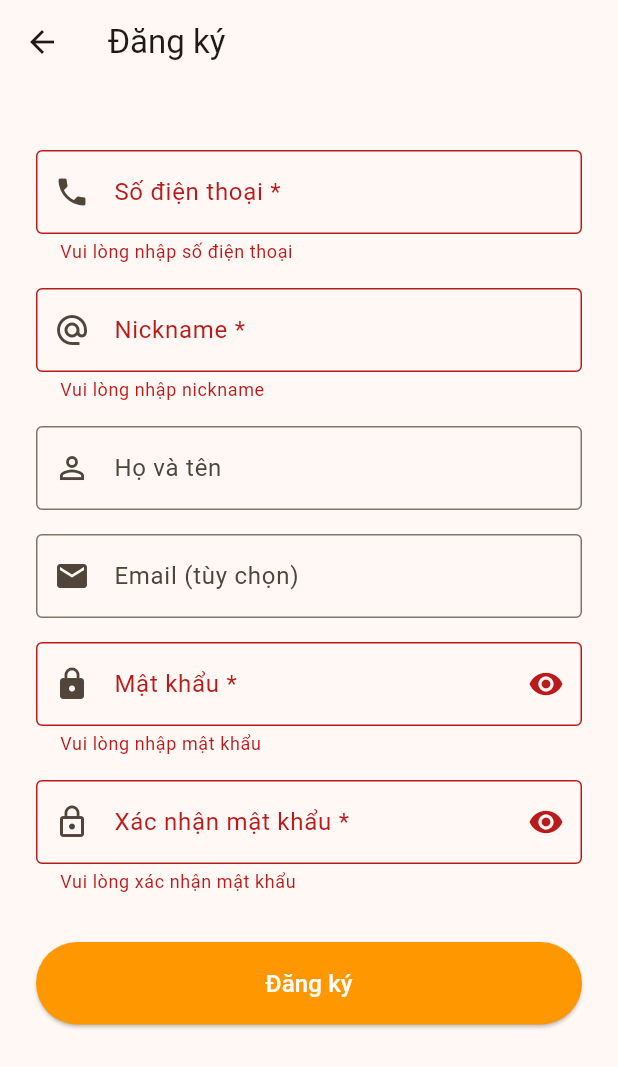
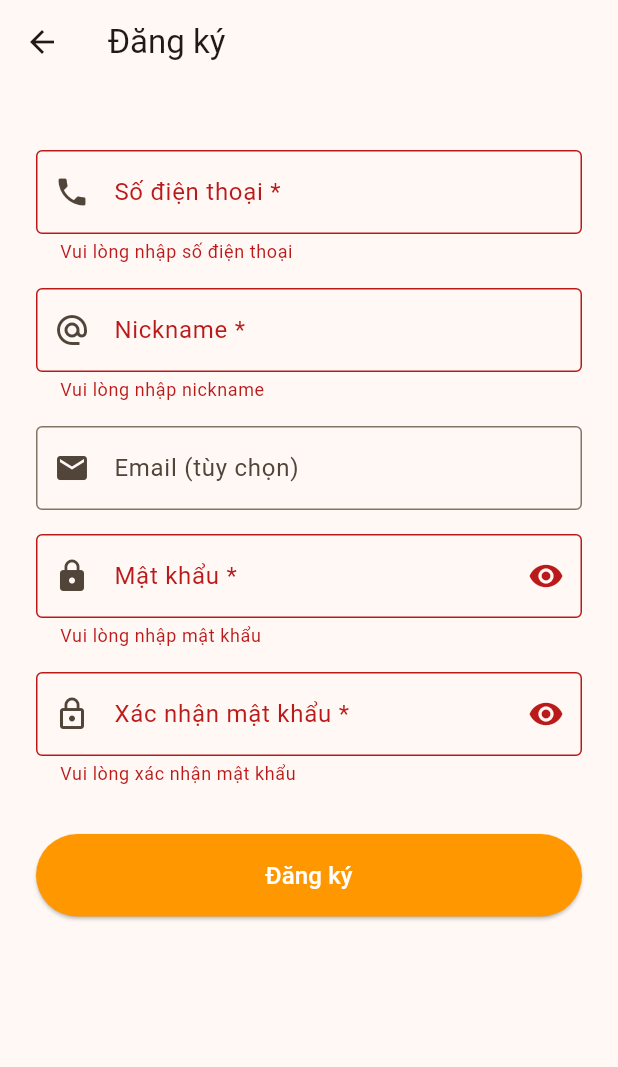
Before and after one commit to huyhuyhuy/tang_do, a Flutter app: the RegisterScreen screen opened directly, after a tap on "Đăng ký", on a phone screen of 412 x 824 dp. Shown: the top 1067 px of the screen. Run offline on Flutter 3.47's test engine with Material 3 defaults, Android fonts, the phone set to English and light mode, and no system bars; our stand-ins replace cached_network_image, dropdown_search, flutter_image_compress, google_mobile_ads, image_picker, shared_preferences and 2 more; accounts and stored records are empty.

```diff
--- a/lib/screens/edit_profile_screen.dart
+++ b/lib/screens/edit_profile_screen.dart
@@ -318,10 +318,11 @@ class _EditProfileScreenState extends State<EditProfileScreen> {
               TextFormField(
                 controller: _nameController,
                 decoration: const InputDecoration(
-                  labelText: 'Tên',
+                  labelText: 'Họ và Tên',
                   border: OutlineInputBorder(),
                   prefixIcon: Icon(Icons.person_outline),
                 ),
+                textCapitalization: TextCapitalization.words,
               ),
               const SizedBox(height: 16),
               TextFormField(
--- a/lib/screens/register_screen.dart
+++ b/lib/screens/register_screen.dart
@@ -16,7 +16,6 @@ class _RegisterScreenState extends State<RegisterScreen> {
   final _formKey = GlobalKey<FormState>();
   final _phoneController = TextEditingController();
   final _nicknameController = TextEditingController();
-  final _nameController = TextEditingController();
   final _emailController = TextEditingController();
   final _passwordController = TextEditingController();
   final _confirmPasswordController = TextEditingController();
@@ -29,7 +28,6 @@ class _RegisterScreenState extends State<RegisterScreen> {
   void dispose() {
     _phoneController.dispose();
     _nicknameController.dispose();
-    _nameController.dispose();
     _emailController.dispose();
     _passwordController.dispose();
     _confirmPasswordController.dispose();
@@ -76,7 +74,7 @@ class _RegisterScreenState extends State<RegisterScreen> {
       phone: _phoneController.text.trim(),
       nickname: _nicknameController.text.trim(),
       password: _passwordController.text,
-      name: _nameController.text.trim().isEmpty ? null : _nameController.text.trim(),
+      name: _nicknameController.text.trim(), // Tự động gán name = nickname
       email: _emailController.text.trim().isEmpty ? null : _emailController.text.trim(),
     );
 
@@ -147,19 +145,6 @@ class _RegisterScreenState extends State<RegisterScreen> {
                     }
                     return null;
                   },
-                ),
-                const SizedBox(height: 16),
-                TextFormField(
-                  controller: _nameController,
-                  decoration: const InputDecoration(
-                    labelText: 'Họ và tên',
-                    border: OutlineInputBorder(),
-                    prefixIcon: Icon(Icons.person_outline),
-                  ),
-                  textCapitalization: TextCapitalization.words,
-                  inputFormatters: [
-                    FilteringTextInputFormatter.allow(RegExp(r'[a-zA-ZÀ-ỹ\s]')),
-                  ],
                 ),
                 const SizedBox(height: 16),
                 TextFormField(
```
